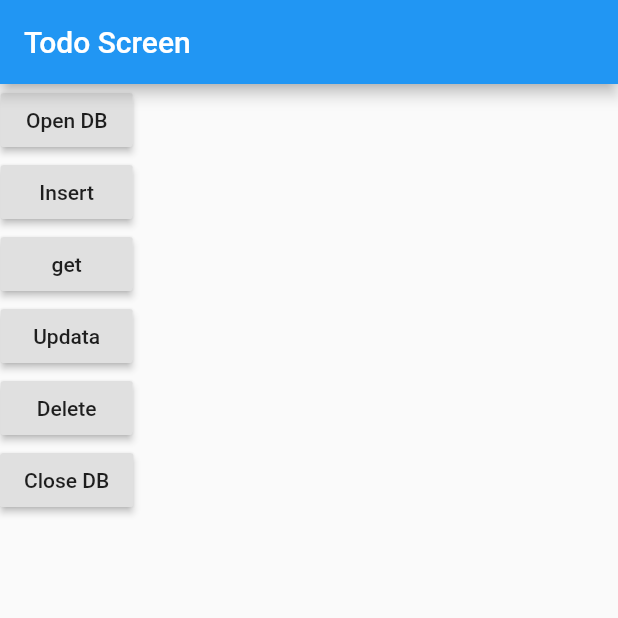
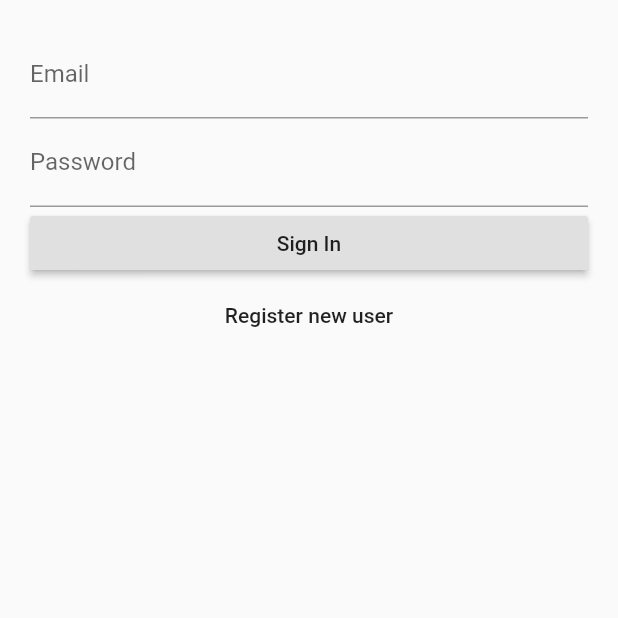
Before and after one commit to Nuengnakhap/flutter_exercises, a Flutter app: the screen it shows after launch, on a phone screen of 412 x 824 dp, the top half of it. Run offline on Flutter 3.47's test engine with Material 2 defaults, Android fonts, the phone set to English and light mode, and no system bars; our stand-ins replace datetime_picker_formfield, firebase_auth, image_picker, sqflite; accounts and stored records are empty.

Commit message:
add firebase

```diff
--- /dev/null
+++ b/lib/UI/login_screen.dart
@@ -0,0 +1,69 @@
+import 'package:flutter/material.dart';
+import 'package:firebase_auth/firebase_auth.dart';
+
+class LoginScreen extends StatefulWidget {
+  @override
+  _LoginScreenState createState() => _LoginScreenState();
+}
+
+class _LoginScreenState extends State<LoginScreen> {
+  final _formkey = GlobalKey<FormState>();
+  FirebaseAuth _auth = FirebaseAuth.instance;
+  @override
+  Widget build(BuildContext context) {
+    return Scaffold(
+      body: Padding(
+        padding: EdgeInsets.all(20),
+        child: Form(
+          key: _formkey,
+          child: Column(
+            children: <Widget>[
+              TextFormField(
+                decoration: InputDecoration(labelText: "Email"),
+                keyboardType: TextInputType.emailAddress,
+                validator: (value) {
+                  if (value.isEmpty) return "Email is required";
+                },
+              ),
+              TextFormField(
+                  decoration: InputDecoration(labelText: "Password"),
+                  obscureText: true,
+                  validator: (value) {
+                    if (value.isEmpty) return "Password is required";
+                  }),
+              Row(
+                children: <Widget>[
+                  Expanded(
+                    flex: 1,
+                    child: RaisedButton(
+                      child: Text('Sign In'),
+                      onPressed: () {
+                        _auth
+                            .signInWithEmailAndPassword(
+                                email: '60070005@kmitl.ac.th', password: 'password')
+                            .then((FirebaseUser user) {
+                          if (user.isEmailVerified) {
+                            print('go to home screen');
+                          } else {
+                            print(
+                                'Please check your email to verified account');
+                          }
+                        });
+                      },
+                    ),
+                  ),
+                ],
+              ),
+              FlatButton(
+                child: Text('Register new user'),
+                onPressed: () {
+                  Navigator.pushNamed(context, "/register");
+                },
+              ),
+            ],
+          ),
+        ),
+      ),
+    );
+  }
+}
--- /dev/null
+++ b/lib/UI/register_screen.dart
@@ -0,0 +1,71 @@
+import 'package:flutter/material.dart';
+import 'package:firebase_auth/firebase_auth.dart';
+
+class RegisterScreen extends StatefulWidget {
+  @override
+  _RegisterScreenState createState() => _RegisterScreenState();
+}
+
+class _RegisterScreenState extends State<RegisterScreen> {
+  FirebaseAuth auth = FirebaseAuth.instance;
+  final _formkey = GlobalKey<FormState>();
+  @override
+  Widget build(BuildContext context) {
+    return Scaffold(
+      appBar: AppBar(
+        title: Text('Register'),
+      ),
+      body: Padding(
+        padding: EdgeInsets.all(20),
+        child: Form(
+          key: _formkey,
+          child: Column(
+            children: <Widget>[
+              TextFormField(
+                decoration: InputDecoration(labelText: "Email"),
+                keyboardType: TextInputType.emailAddress,
+                validator: (value) {
+                  if (value.isEmpty) return "Email is required";
+                },
+              ),
+              TextFormField(
+                  decoration: InputDecoration(labelText: "Password"),
+                  obscureText: true,
+                  validator: (value) {
+                    if (value.isEmpty && value.length < 8)
+                      return "Password is required";
+                  }),
+              TextFormField(
+                  decoration: InputDecoration(labelText: "Re Password"),
+                  obscureText: true,
+                  validator: (value) {
+                    if (value.isEmpty) return "Re Password is required";
+                  }),
+              Row(
+                children: <Widget>[
+                  Expanded(
+                    flex: 1,
+                    child: RaisedButton(
+                      child: Text('Register'),
+                      onPressed: () {
+                        auth
+                            .createUserWithEmailAndPassword(
+                                email: '60070005@kmitl.ac.th', password: 'password')
+                            .then((FirebaseUser user) {
+                          user.sendEmailVerification();
+                          print('return from firebase $user');
+                        }).catchError((error) {
+                          print('$error');
+                        });
+                      },
+                    ),
+                  ),
+                ],
+              ),
+            ],
+          ),
+        ),
+      ),
+    );
+  }
+}
--- a/lib/main.dart
+++ b/lib/main.dart
@@ -8,6 +8,8 @@ import './UI/http-json.dart';
 import './UI/list_view_posts.dart';
 import './UI/read_write_screen.dart';
 import './UI/todo_screen.dart';
+import './UI/login_screen.dart';
+import './UI/register_screen.dart';
 
 void main() => runApp(MyApp());
 
@@ -32,11 +34,12 @@ class MyApp extends StatelessWidget {
       // home: MyHomePage(),
       initialRoute: "/",
       routes: {
-        "/" : (context) => TodoScreen(),
+        "/" : (context) => LoginScreen(),
         "/datajson" : (context) => HttpJsonScreen(),
         "/first" : (context) => FirstScreen(),
         "/second" : (context) => SecondScreen(),
         "/detail" : (context) => DetailScreen(),
+        "/register" : (context) => RegisterScreen(),
       },
     );
   }
--- a/pubspec.yaml
+++ b/pubspec.yaml
@@ -20,6 +20,8 @@ dependencies:
   http: ^0.11.3
   path_provider: ^0.4.1
   sqflite: ^1.1.0
+  firebase_core: ^0.2.5
+  firebase_auth: ^0.6.5
 
   # The following adds the Cupertino Icons font to your application.
   # Use with the CupertinoIcons class for iOS style icons.
```
Also changed, not shown: 3 other files.
